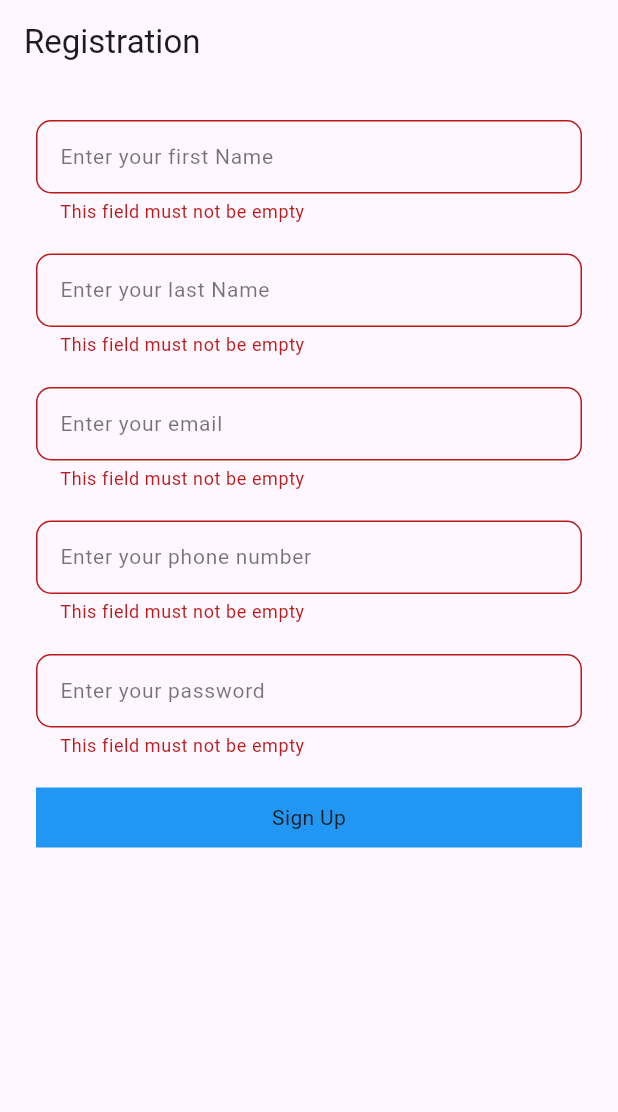
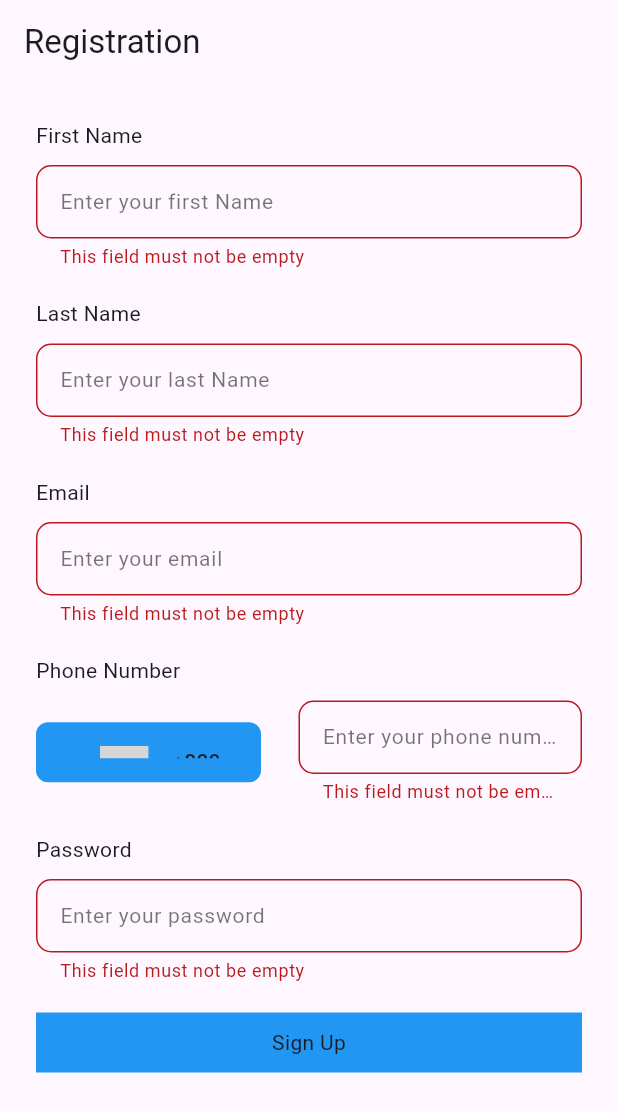
Before and after one commit to nurnabi-flutter-excelitai/Textform-Filed_validation-Regex, a Flutter app: the screen it shows after launch, after a tap on "Sign Up", on a phone screen of 412 x 824 dp. Shown: the top 1112 px of the screen. Run offline on Flutter 3.47's test engine with Material 2 defaults, Android fonts, the phone set to English and light mode, and no system bars; drawn by our look-alikes of country_code_picker; grey boxes are pictures that could not be loaded.

Commit message:
added.....>> some condition

```diff
--- a/lib/helper/textEditing validator.dart
+++ b/lib/helper/textEditing validator.dart
@@ -56,14 +56,38 @@ class TextformFiledValidator {
   *
   * */
 
+  // static String? validatePassword(String value) {
+  //   final RegExp passwordRegExp = RegExp(
+  //       r'^(?=.*?[A-Za-z])(?=.*?[0-9])(?=.*?[!@#$%^&*()_+{}|:;"<>?])[A-Za-z0-9!@#$%^&*()_+{}|:;"<>?]{8,}$');
+  //   if (value == null || value.isEmpty) {
+  //     return 'This field must not be empty';
+  //   } else if (!passwordRegExp.hasMatch(value)) {
+  //     return 'Invalid password format';
+  //   } else if (value.length != 8) {
+  //     return 'Password must be exactly 8 characters long';
+  //   } else if (!value.contains(RegExp(r'[!@#$%^&*()_+{}|:;"<>?]'))) {
+  //     return 'Password must contain at least one special character';
+  //   }
+  //
+  //   return null;
+  // }
+
+
   static String? validatePassword(String value) {
     final RegExp passwordRegExp = RegExp(
-        r'^(?=.*?[A-Za-z])(?=.*?[0-9])(?=.*?[!@#$%^&*()_+{}|:;"<>?]).{8,}$');
+        r'^(?=.*?[A-Za-z])(?=.*?[0-9])(?=.*?[!@#$%^&*()_+{}|:;"<>?])[A-Za-z0-9!@#$%^&*()_+{}|:;"<>?]+$');
     if (value == null || value.isEmpty) {
       return 'This field must not be empty';
     } else if (!passwordRegExp.hasMatch(value)) {
       return 'Invalid password format';
+    } else if (value.length != 6) {
+      return 'Password must be exactly 6 characters long';
+    } else if (!value.contains(RegExp(r'[!@#$%^&*()_+{}|:;"<>?]'))) {
+      return 'Password must contain at least one special character';
     }
     return null;
   }
+
+
+
 }
--- a/lib/registration_screen.dart
+++ b/lib/registration_screen.dart
@@ -1,3 +1,4 @@
+import 'package:country_code_picker/country_code_picker.dart';
 import 'package:flutter/material.dart';
 import 'package:regular_expression_textformfiled_validation/helper/textEditing%20validator.dart';
 import 'package:regular_expression_textformfiled_validation/home_screen.dart';
@@ -33,75 +34,143 @@ class _RegistrationScreenState extends State<RegistrationScreen> {
           child: Form(
             key: formKey,
             child: Column(
+              crossAxisAlignment: CrossAxisAlignment.start,
               children: [
+                Text(
+                  'First Name',
+                  style: TextStyle(fontSize: 14),
+                ),
+                const SizedBox(
+                  height: 10,
+                ),
                 ReusableTextFormFieldWidget(
                   controller: firstNameController,
                   hintText: 'Enter your first Name',
                   validator: (String? value) {
-                    return TextformFiledValidator.validateFirstName(firstNameController.text);
+                    return TextformFiledValidator.validateFirstName(
+                        firstNameController.text);
                   },
                   textInputAction: TextInputAction.next,
                   keyboardType: TextInputType.text,
                 ),
-                SizedBox(
+                const SizedBox(
                   height: 20,
+                ),
+                Text(
+                  'Last Name',
+                  style: TextStyle(fontSize: 14),
+                ),
+                const SizedBox(
+                  height: 10,
                 ),
                 ReusableTextFormFieldWidget(
                   hintText: 'Enter your last Name',
                   controller: lastNameController,
                   validator: (String? value) {
-                    return TextformFiledValidator.validateLastName(lastNameController.text);
+                    return TextformFiledValidator.validateLastName(
+                        lastNameController.text);
                   },
                   textInputAction: TextInputAction.next,
                   keyboardType: TextInputType.text,
                 ),
-                SizedBox(
+                const SizedBox(
                   height: 20,
+                ),
+                Text(
+                  'Email',
+                  style: TextStyle(fontSize: 14),
+                ),
+                const SizedBox(
+                  height: 10,
                 ),
                 ReusableTextFormFieldWidget(
                   hintText: 'Enter your email',
                   controller: emailController,
                   validator: (String? value) {
-                    return TextformFiledValidator.validateEmail(emailController.text);
+                    return TextformFiledValidator.validateEmail(
+                        emailController.text);
                   },
                   textInputAction: TextInputAction.next,
                   keyboardType: TextInputType.emailAddress,
                 ),
-                SizedBox(
+                const SizedBox(
                   height: 20,
                 ),
-                ReusableTextFormFieldWidget(
+                const Text(
+                  'Phone Number',
+                  style: TextStyle(fontSize: 14),
+                ),
+                const SizedBox(
+                  height: 10,
+                ),
+                Row(
+                  children: [
+                    Container(
+                      width: 150,
+                      height: 40,
+                      decoration: const BoxDecoration(
+                          color: Colors.blue,
+                          borderRadius: BorderRadius.all(Radius.circular(8))),
+                      child:  const CountryCodePicker(
+                        onChanged: print,
+                        // Initial selection and favorite can be one of code ('IT') OR dial_code('+39')
+                        initialSelection: 'Bd',
+                        favorite: ['+39','FR'],
+                        // optional. Shows only country name and flag
+                        showCountryOnly: false,
+                        // optional. Shows only country name and flag when popup is closed.
+                        showOnlyCountryWhenClosed: false,
+                        // optional. aligns the flag and the Text left
+                        alignLeft: false,
+
+                      ),
+
+                    ),
+                    SizedBox(
+                      width: 25,
+                    ),
+                    Expanded(
+                      child: ReusableTextFormFieldWidget(
                         hintText: 'Enter your phone number',
                         controller: phoneController,
                         validator: (String? value) {
-                    return TextformFiledValidator.validatePhone(phoneController.text);
+                          return TextformFiledValidator.validatePhone(
+                              phoneController.text);
                         },
                         textInputAction: TextInputAction.next,
                         keyboardType: TextInputType.number,
                       ),
-                SizedBox(
+                    ),
+                  ],
+                ),
+                const SizedBox(
                   height: 20,
+                ),
+                Text(
+                  'Password',
+                  style: TextStyle(fontSize: 14),
+                ),
+                const SizedBox(
+                  height: 10,
                 ),
                 ReusableTextFormFieldWidget(
                   hintText: 'Enter your password',
                   controller: passWordController,
                   validator: (String? value) {
-                    return TextformFiledValidator.validatePassword(passWordController.text);
-
+                    return TextformFiledValidator.validatePassword(
+                        passWordController.text);
                   },
-
                   textInputAction: TextInputAction.next,
                   keyboardType: TextInputType.text,
                 ),
-                SizedBox(
+                const SizedBox(
                   height: 20,
                 ),
-
                 InkWell(
-                  onTap: (){
-                    if(formKey.currentState!.validate()){
-                      Navigator.push(context, MaterialPageRoute(builder: (context)=>HomeSreen()));
-
+                  onTap: () {
+                    if (formKey.currentState!.validate()) {
+                      Navigator.push(context,
+                          MaterialPageRoute(builder: (context) => HomeSreen()));
                     }
                   },
                   child: Container(
@@ -111,8 +180,6 @@ class _RegistrationScreenState extends State<RegistrationScreen> {
                     child: Center(child: Text('Sign Up')),
                   ),
                 )
-
-
               ],
             ),
           ),
--- a/pubspec.yaml
+++ b/pubspec.yaml
@@ -35,6 +35,7 @@ dependencies:
   # The following adds the Cupertino Icons font to your application.
   # Use with the CupertinoIcons class for iOS style icons.
   cupertino_icons: ^1.0.2
+  country_code_picker: ^3.0.0
 
 dev_dependencies:
   flutter_test:
```
Also changed, not shown: pubspec.lock. Lines whose indentation alone changed are shown as unchanged.
